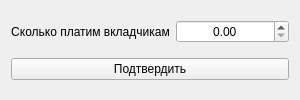
ipazzxyz/Modelling, file src/app/iterateform.ui: the form before one commit.
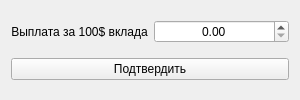
The form after the commit.

```diff
--- a/src/app/iterateform.ui
+++ b/src/app/iterateform.ui
@@ -25,7 +25,7 @@
      <item>
       <widget class="QLabel" name="__">
        <property name="text">
-        <string>Сколько платим вкладчикам</string>
+        <string>Выплата за 100$ вклада</string>
        </property>
        <property name="alignment">
         <set>Qt::AlignCenter</set>
```
